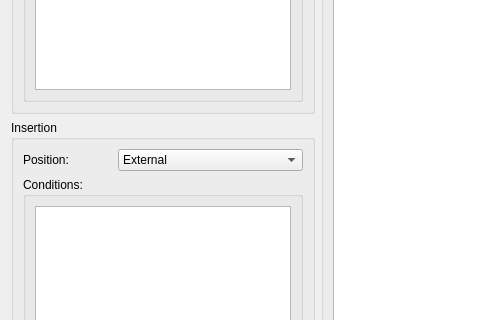
Qt form src/gui_config/script_config.ui (hgiesel/anki_asset_manager) before a commit; both pictures show x 0 to 480 and y 200 to 520 of the 917 by 607 pixel window.
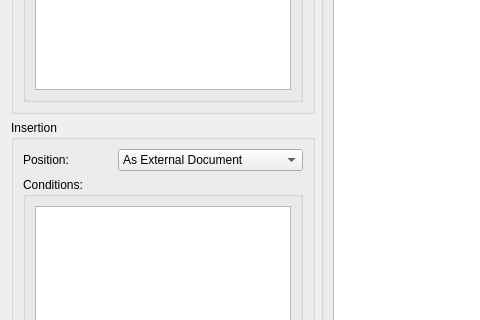
The same form after that commit.

What changed in the file:
```diff
--- a/src/gui_config/script_config.ui
+++ b/src/gui_config/script_config.ui
@@ -75,7 +75,7 @@
        <widget class="QComboBox" name="positionComboBox">
         <item>
          <property name="text">
-          <string>External</string>
+          <string>As External Document</string>
          </property>
         </item>
         <item>
```
Left out of the diff: 4 changed lines with no effect on the pictures.
